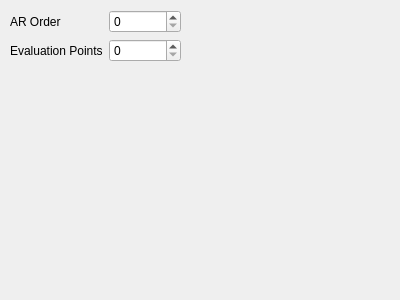
johaenns/mne-cpp, file libraries/disp/viewers/formfiles/arsettingsview.ui: the form before one commit.
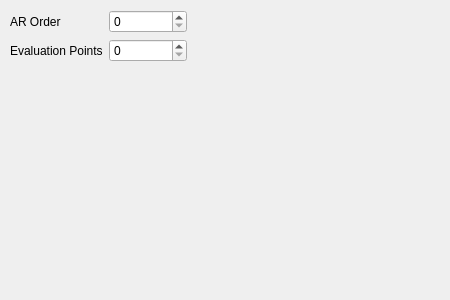
The form after the commit.

```diff
--- a/libraries/disp/viewers/formfiles/arsettingsview.ui
+++ b/libraries/disp/viewers/formfiles/arsettingsview.ui
@@ -6,7 +6,7 @@
    <rect>
     <x>0</x>
     <y>0</y>
-    <width>400</width>
+    <width>450</width>
     <height>300</height>
    </rect>
   </property>
@@ -18,8 +18,8 @@
     <rect>
      <x>10</x>
      <y>10</y>
-     <width>171</width>
-     <height>81</height>
+     <width>177</width>
+     <height>83</height>
     </rect>
    </property>
    <layout class="QGridLayout" name="gridLayout">
```
